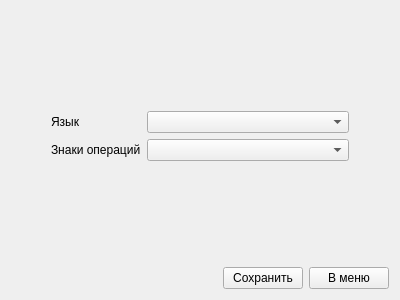
Before: the Qt Designer form Source_Code/settings.ui in KeltorHD/LogicExpressionGenerator, drawn with Qt 5.
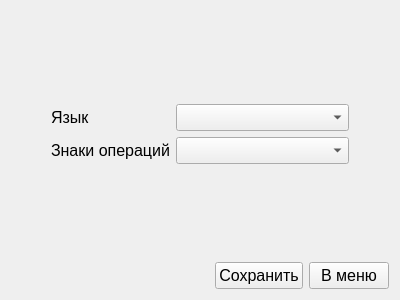
After: the same form once the commit is applied.

Diff of the .ui file:
```diff
--- a/Source_Code/settings.ui
+++ b/Source_Code/settings.ui
@@ -18,6 +18,11 @@
     <layout class="QVBoxLayout" name="verticalLayout_7">
      <item>
       <spacer name="verticalSpacer_2">
+       <property name="font">
+        <font>
+         <pointsize>12</pointsize>
+        </font>
+       </property>
        <property name="orientation">
         <enum>Qt::Vertical</enum>
        </property>
@@ -33,6 +38,11 @@
       <layout class="QHBoxLayout" name="horizontalLayout" stretch="0,1,3,0">
        <item>
         <spacer name="horizontalSpacer">
+         <property name="font">
+          <font>
+           <pointsize>12</pointsize>
+          </font>
+         </property>
          <property name="orientation">
           <enum>Qt::Horizontal</enum>
          </property>
@@ -48,6 +58,11 @@
         <layout class="QVBoxLayout" name="verticalLayout_5">
          <item>
           <widget class="QLabel" name="language">
+           <property name="font">
+            <font>
+             <pointsize>12</pointsize>
+            </font>
+           </property>
            <property name="text">
             <string>Язык</string>
            </property>
@@ -55,6 +70,11 @@
          </item>
          <item>
           <widget class="QLabel" name="sign">
+           <property name="font">
+            <font>
+             <pointsize>12</pointsize>
+            </font>
+           </property>
            <property name="text">
             <string>Знаки операций</string>
            </property>
@@ -65,15 +85,32 @@
        <item>
         <layout class="QVBoxLayout" name="verticalLayout_6">
          <item>
-          <widget class="QComboBox" name="comboLangBox"/>
+          <widget class="QComboBox" name="comboLangBox">
+           <property name="font">
+            <font>
+             <pointsize>12</pointsize>
+            </font>
+           </property>
+          </widget>
          </item>
          <item>
-          <widget class="QComboBox" name="comboSingBox"/>
+          <widget class="QComboBox" name="comboSingBox">
+           <property name="font">
+            <font>
+             <pointsize>12</pointsize>
+            </font>
+           </property>
+          </widget>
          </item>
         </layout>
        </item>
        <item>
         <spacer name="horizontalSpacer_2">
+         <property name="font">
+          <font>
+           <pointsize>12</pointsize>
+          </font>
+         </property>
          <property name="orientation">
           <enum>Qt::Horizontal</enum>
          </property>
@@ -89,6 +126,11 @@
      </item>
      <item>
       <spacer name="verticalSpacer">
+       <property name="font">
+        <font>
+         <pointsize>12</pointsize>
+        </font>
+       </property>
        <property name="orientation">
         <enum>Qt::Vertical</enum>
        </property>
@@ -104,6 +146,11 @@
       <layout class="QHBoxLayout" name="horizontalLayout_2">
        <item>
         <spacer name="horizontalSpacer_3">
+         <property name="font">
+          <font>
+           <pointsize>12</pointsize>
+          </font>
+         </property>
          <property name="orientation">
           <enum>Qt::Horizontal</enum>
          </property>
@@ -117,6 +164,11 @@
        </item>
        <item>
         <widget class="QPushButton" name="save">
+         <property name="font">
+          <font>
+           <pointsize>12</pointsize>
+          </font>
+         </property>
          <property name="text">
           <string>Сохранить</string>
          </property>
@@ -124,6 +176,11 @@
        </item>
        <item>
         <widget class="QPushButton" name="backToMenu">
+         <property name="font">
+          <font>
+           <pointsize>12</pointsize>
+          </font>
+         </property>
          <property name="text">
           <string>В меню</string>
          </property>
```
